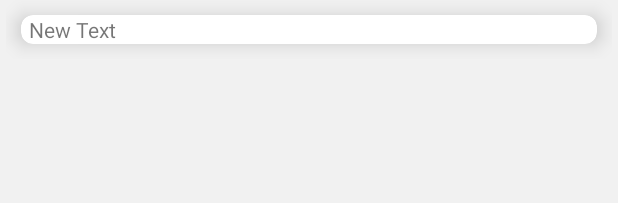
After one commit to Sikorsky-lh/ShanBay, an Android app: the layout fragment_translation_part.xml on its own in the app's theme, with its tools: preview values and no code run, on a phone screen of 412 x 824 dp. The commit adds this screen. Shown: the top 203 px of the screen. Run offline under Robolectric (Android 15) with nearby library versions, the phone set to English and light mode, and no system bars.

Commit message:
1. add seperated fragments for content,wordlist and translation 2. Theme color alter

```diff
--- a/app/src/main/java/edu/mushrchun/shanbay/MainActivity.java
+++ b/app/src/main/java/edu/mushrchun/shanbay/MainActivity.java
@@ -115,7 +115,7 @@ public class MainActivity extends AppCompatActivity {
             viewHolder.textView.setOnClickListener(new View.OnClickListener() {
                 @Override
                 public void onClick(View v) {
-                    Intent i = new Intent(MainActivity.this,ArticleActivity.class);
+                    Intent i = new Intent(MainActivity.this,ContentActivity.class);
                     i.putExtra("article-num", position);
                     startActivity(i);
                 }
--- a/app/src/main/java/edu/mushrchun/shanbay/entity/Article.java
+++ b/app/src/main/java/edu/mushrchun/shanbay/entity/Article.java
@@ -42,7 +42,7 @@ public class Article {
     }
 
     private void doSplit(){
-        String[] tString= content.split("New words and expressions");
+        String[] tString= content.split("New words and expressions?.(生词和短语)?");
         splitArr[0] = tString[0];
         splitArr[1] = tString[1].split("参考译文")[0];
         splitArr[2] = tString[1].split("参考译文")[1];
--- a/app/src/main/res/layout/activity_content.xml
+++ b/app/src/main/res/layout/activity_content.xml
@@ -3,12 +3,11 @@
     xmlns:tools="http://schemas.android.com/tools" android:layout_width="match_parent"
     android:layout_height="match_parent" android:paddingLeft="@dimen/activity_horizontal_margin"
     android:paddingRight="@dimen/activity_horizontal_margin"
-    android:paddingTop="@dimen/activity_vertical_margin"
-    android:paddingBottom="@dimen/activity_vertical_margin"
     android:orientation="vertical"
     tools:context="edu.mushrchun.shanbay.ContentActivity">
     <android.support.design.widget.TabLayout
         android:id="@+id/tab_layout"
+        style="@style/MyCustomTabLayout"
         android:layout_width="match_parent"
         android:layout_height="wrap_content"
         android:layout_weight="0">
--- /dev/null
+++ b/app/src/main/res/layout/fragment_translation_part.xml
@@ -0,0 +1,38 @@
+<LinearLayout
+    xmlns:android="http://schemas.android.com/apk/res/android"
+    android:orientation="vertical"
+    android:layout_width="match_parent"
+    android:layout_height="match_parent"
+    android:paddingLeft="@dimen/activity_horizontal_margin"
+    android:paddingRight="@dimen/activity_horizontal_margin"
+    android:background="@drawable/grey">
+    <ScrollView
+        android:layout_width="match_parent"
+        android:layout_height="wrap_content"
+        android:id="@+id/scrollView">
+        <LinearLayout
+            android:layout_width="match_parent"
+            android:layout_height="wrap_content"
+            android:orientation="vertical">
+            <android.support.v7.widget.CardView
+                xmlns:card_view="http://schemas.android.com/apk/res-auto"
+                android:layout_margin="10dp"
+                android:layout_width="match_parent"
+                android:layout_height="wrap_content"
+                card_view:cardCornerRadius="8dp"
+                card_view:cardElevation="8dp"
+                android:clickable="true"
+                android:foreground="?android:attr/selectableItemBackground">
+                <TextView
+                    android:layout_width="wrap_content"
+                    android:layout_height="wrap_content"
+                    android:text="New Text"
+                    android:id="@+id/translations"
+                    android:layout_marginStart="5dp"
+                    android:layout_marginEnd="5dp"/>
+            </android.support.v7.widget.CardView>
+        </LinearLayout>
+
+    </ScrollView>
+
+</LinearLayout>
--- a/app/src/main/res/values/colors.xml
+++ b/app/src/main/res/values/colors.xml
@@ -1,6 +1,6 @@
 <?xml version="1.0" encoding="utf-8"?>
 <resources>
-    <color name="colorPrimary">#3F51B5</color>
-    <color name="colorPrimaryDark">#303F9F</color>
+    <color name="colorPrimary">#209E85</color>
+    <color name="colorPrimaryDark">#217D6A</color>
     <color name="colorAccent">#FF4081</color>
 </resources>
--- a/app/src/main/res/values/strings.xml
+++ b/app/src/main/res/values/strings.xml
@@ -6,4 +6,5 @@
 
 <!-- TODO: Remove or change this placeholder text -->
     <string name="hello_blank_fragment">Hello blank fragment</string>
+
 </resources>
--- a/app/src/main/res/values/styles.xml
+++ b/app/src/main/res/values/styles.xml
@@ -11,6 +11,10 @@
         <item name="windowActionBar">false</item>
         <item name="windowNoTitle">true</item>
     </style>
+    <style name="MyCustomTabLayout" parent="Widget.Design.TabLayout">
+        <item name="tabIndicatorColor">#FFF23C</item>
+
+    </style>
     <style name="AppTheme.AppBarOverlay" parent="ThemeOverlay.AppCompat.Dark.ActionBar" />
     <style name="AppTheme.PopupOverlay" parent="ThemeOverlay.AppCompat.Light" />
 
```
Also changed, not shown: app/src/main/AndroidManifest.xml (+3 -7 lines), app/src/main/java/edu/mushrchun/shanbay/ArticlePartFragment.java (renamed from app/src/main/java/edu/mushrchun/shanbay/ArticleActivity.java, +47 -26 lines), app/src/main/java/edu/mushrchun/shanbay/ContentActivity.java (+18 -6 lines), app/src/main/java/edu/mushrchun/shanbay/TranslationPartFragment.java (added, +48 -0 lines), app/src/main/java/edu/mushrchun/shanbay/WordsPartFragment.java (added, +47 -0 lines), app/src/main/res/layout/fragment_article_part.xml (renamed from app/src/main/res/layout/activity_article.xml, +1 -37 lines), app/src/main/res/layout/fragment_words_part.xml (added, +38 -0 lines).
